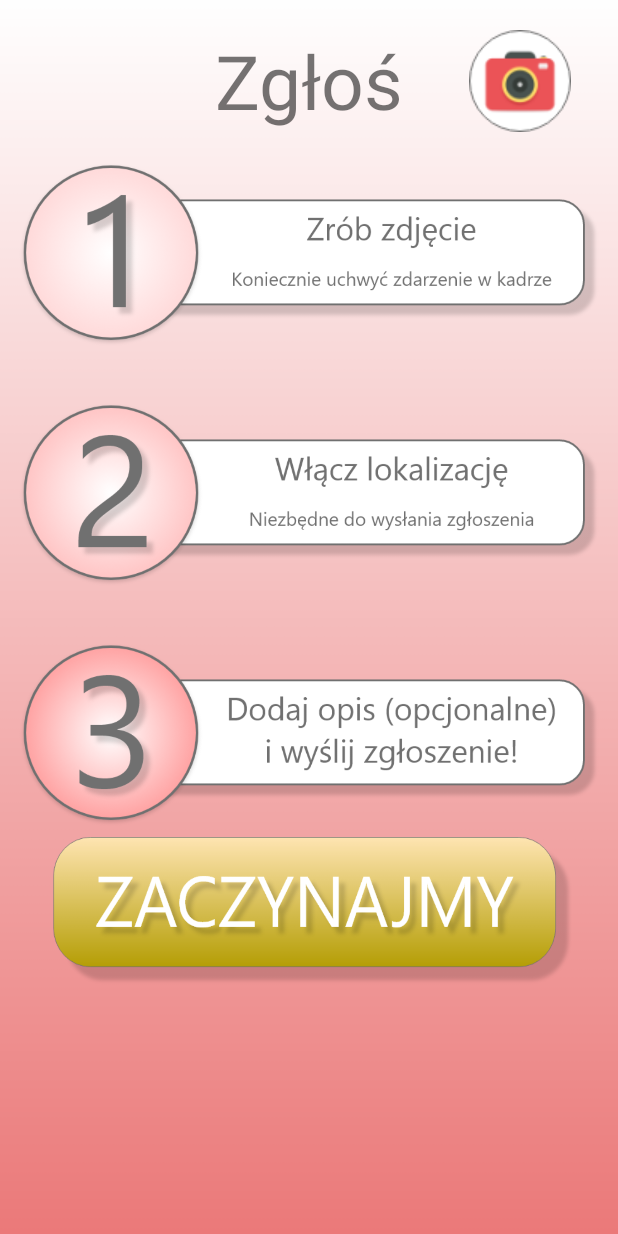
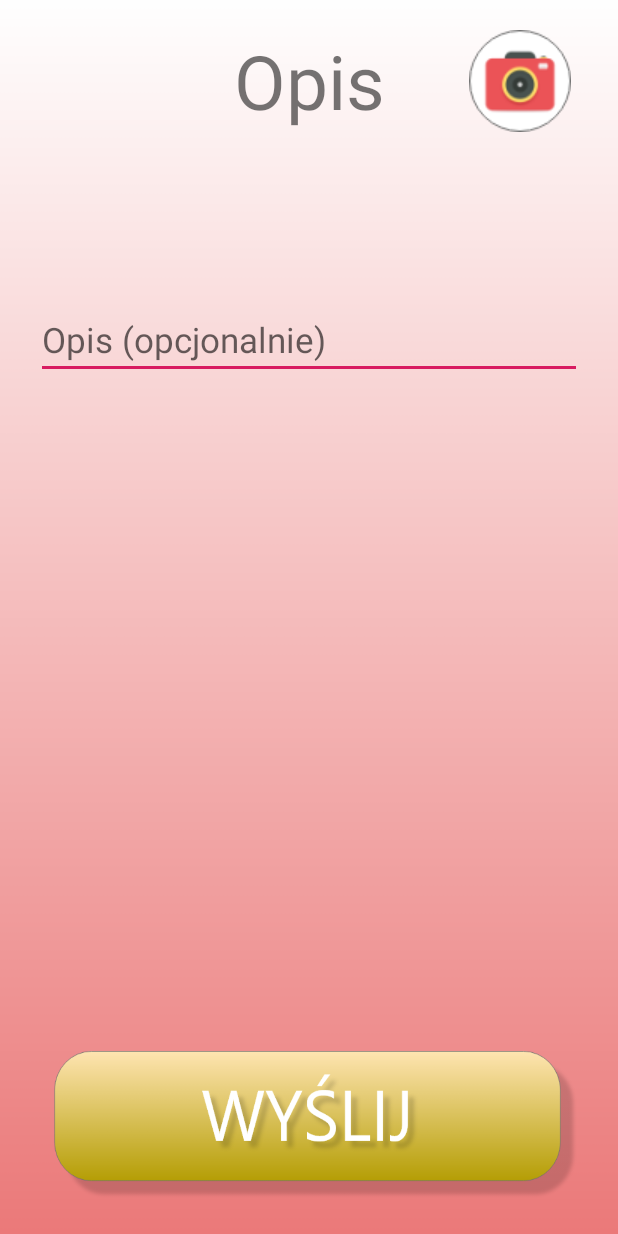
Before and after one commit to Niewiaro/Drzewol, an Android app: the Zglos screen opened directly, with no data from a screen before it, after a tap on an icon or button, on a phone screen of 412 x 824 dp. Run offline under Robolectric (Android 15) with nearby library versions, the phone set to English and light mode, and no system bars.

Commit message:
Opis dodany

```diff
--- a/app/src/main/AndroidManifest.xml
+++ b/app/src/main/AndroidManifest.xml
@@ -13,13 +13,16 @@
         android:roundIcon="@mipmap/ic_launcher_round"
         android:supportsRtl="true"
         android:theme="@style/AppTheme">
+        <activity android:name=".Opis"></activity>
+
         <meta-data
             android:name="com.google.android.geo.API_KEY"
             android:value="AIzaSyCG9Jmc-oJKDg0kkHoOvj-HncAzKupJpIg" />
-        <activity android:name=".Lista"></activity>
+
+        <activity android:name=".Lista" />
         <activity android:name=".Zglos" />
         <activity android:name=".Mapa" />
-        <activity android:name=".uploadClass"/>
+        <activity android:name=".uploadClass" />
         <activity android:name=".MainActivity">
             <intent-filter>
                 <action android:name="android.intent.action.MAIN" />
--- /dev/null
+++ b/app/src/main/java/com/example/drzewol/Opis.java
@@ -0,0 +1,38 @@
+package com.example.drzewol;
+
+import androidx.appcompat.app.AppCompatActivity;
+
+import android.app.ActivityOptions;
+import android.content.Intent;
+import android.os.Bundle;
+import android.util.Pair;
+import android.view.View;
+import android.widget.Button;
+import android.widget.EditText;
+import android.widget.Toast;
+
+public class Opis extends AppCompatActivity {
+
+    @Override
+    protected void onCreate(Bundle savedInstanceState) {
+        super.onCreate(savedInstanceState);
+        setContentView(R.layout.activity_opis);
+
+        Button button = findViewById(R.id.wyslij);
+
+        button.setOnClickListener(new View.OnClickListener() {
+            @Override
+            public void onClick(View v) {
+                Toast.makeText(Opis.this, "Zgłoszenie wysłane!", Toast.LENGTH_SHORT).show();
+
+                openMainActivity();
+            }
+        });
+    }
+
+
+    private void openMainActivity() {
+        Intent intent = new Intent(this, MainActivity.class);
+        startActivity(intent);
+    }
+}
--- a/app/src/main/java/com/example/drzewol/Zglos.java
+++ b/app/src/main/java/com/example/drzewol/Zglos.java
@@ -89,8 +89,15 @@ public class Zglos extends AppCompatActivity {
             @Override
             public void onClick(View v) {
                 locationManager.requestLocationUpdates("gps", 5000, 0, locationListener);
+
+                openOpis();
             }
         });
     }
 
+    private void openOpis() {
+        Intent intent = new Intent(this, Opis.class);
+        startActivity(intent);
+    }
+
 }
--- /dev/null
+++ b/app/src/main/res/layout/activity_opis.xml
@@ -0,0 +1,69 @@
+<?xml version="1.0" encoding="utf-8"?>
+<RelativeLayout xmlns:android="http://schemas.android.com/apk/res/android"
+    xmlns:app="http://schemas.android.com/apk/res-auto"
+    xmlns:tools="http://schemas.android.com/tools"
+    android:layout_width="match_parent"
+    android:layout_height="match_parent"
+    android:background="@drawable/tlo_zglos"
+    tools:context=".Opis">
+
+    <androidx.constraintlayout.widget.ConstraintLayout
+        android:layout_width="match_parent"
+        android:layout_height="match_parent">
+
+        <EditText
+            android:id="@+id/zglosOpis"
+            android:layout_width="0dp"
+            android:layout_height="wrap_content"
+            android:layout_marginStart="24dp"
+            android:layout_marginEnd="24dp"
+            android:textSize="23dp"
+            android:ems="10"
+            android:gravity="start|top"
+            android:hint="Opis (opcjonalnie)"
+            android:inputType="textMultiLine"
+            app:layout_constraintBottom_toBottomOf="parent"
+            app:layout_constraintEnd_toEndOf="parent"
+            app:layout_constraintStart_toStartOf="parent"
+            app:layout_constraintTop_toTopOf="parent"
+            app:layout_constraintVertical_bias="0.26" />
+
+        <Button
+            android:id="@+id/wyslij"
+            android:layout_width="350dp"
+            android:layout_height="99dp"
+            android:layout_marginStart="10dp"
+            android:layout_marginBottom="24dp"
+            android:background="@drawable/wyslij"
+            app:layout_constraintBottom_toBottomOf="parent"
+            app:layout_constraintEnd_toEndOf="parent"
+            app:layout_constraintStart_toStartOf="parent" />
+    </androidx.constraintlayout.widget.ConstraintLayout>
+
+    <ImageView
+        android:id="@+id/imageView"
+        android:layout_width="wrap_content"
+        android:layout_height="wrap_content"
+        android:layout_alignParentStart="true"
+        android:layout_alignParentTop="true"
+        android:layout_alignParentEnd="true"
+        android:layout_marginStart="301dp"
+        android:layout_marginTop="20dp"
+        android:layout_marginEnd="20dp"
+        app:srcCompat="@drawable/aparat" />
+
+    <TextView
+        android:id="@+id/opis"
+        android:layout_width="wrap_content"
+        android:layout_height="wrap_content"
+        android:layout_alignParentStart="true"
+        android:layout_alignParentTop="true"
+        android:layout_alignParentEnd="true"
+        android:layout_marginStart="130dp"
+        android:layout_marginTop="20dp"
+        android:layout_marginEnd="130dp"
+        android:gravity="center_horizontal|center_vertical"
+        android:text="Opis"
+        android:textSize="50dp" />
+
+</RelativeLayout>
--- a/app/src/main/res/layout/activity_zglos.xml
+++ b/app/src/main/res/layout/activity_zglos.xml
@@ -6,6 +6,22 @@
     android:layout_height="match_parent"
     android:background="@drawable/tlo_zglos"
     tools:context=".Zglos">
+
+    <androidx.constraintlayout.widget.ConstraintLayout
+        android:layout_width="match_parent"
+        android:layout_height="match_parent">
+
+        <Button
+            android:id="@+id/zaczynajmy"
+            android:layout_width="350dp"
+            android:layout_height="99dp"
+            android:layout_marginStart="10dp"
+            android:layout_marginBottom="24dp"
+            android:background="@drawable/zaczynamy"
+            app:layout_constraintBottom_toBottomOf="parent"
+            app:layout_constraintEnd_toEndOf="parent"
+            app:layout_constraintStart_toStartOf="parent" />
+    </androidx.constraintlayout.widget.ConstraintLayout>
 
     <ImageView
         android:id="@+id/imageView"
@@ -70,18 +86,6 @@
         android:layout_marginEnd="12dp"
         app:srcCompat="@drawable/zglos3" />
 
-    <Button
-        android:id="@+id/zaczynajmy"
-        android:layout_width="wrap_content"
-        android:layout_height="99dp"
-        android:layout_alignBottom="@+id/zglos2"
-        android:layout_alignParentStart="true"
-        android:layout_alignParentEnd="true"
-        android:layout_marginStart="35dp"
-        android:layout_marginEnd="29dp"
-        android:layout_marginBottom="-206dp"
-        android:background="@drawable/zaczynamy" />
-
     <TextView
         android:id="@+id/textView"
         android:layout_width="wrap_content"
```
Also changed, not shown: app/src/main/res/drawable/wyslij.png (added).
